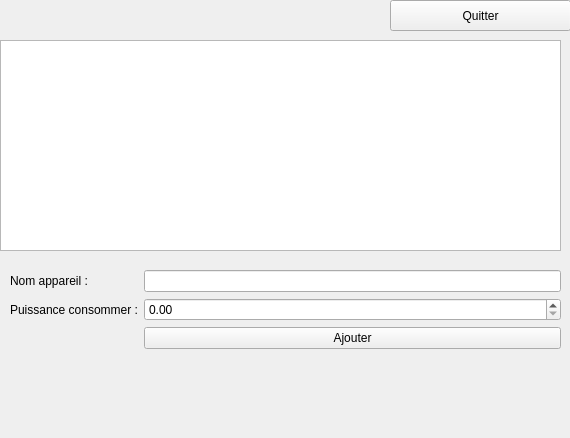
Before: the Qt Designer form app/ui/appareils/listeAppareils.ui in Valyfaliana/suiviPersoConsoElec, drawn with Qt 5.
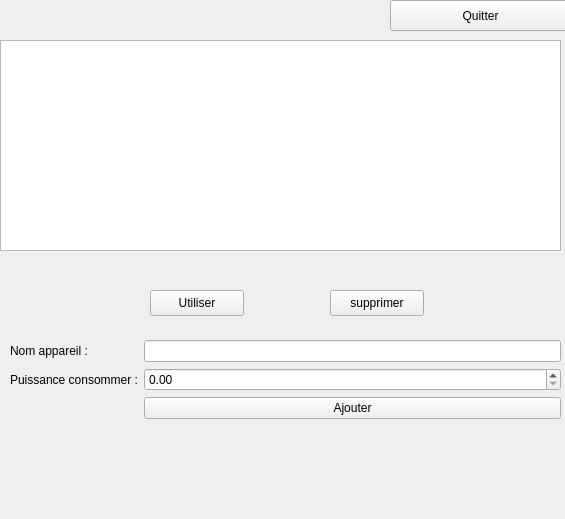
After: the same form once the commit is applied.

Commit message: [add] suppression appareils

Diff of the .ui file:
```diff
--- a/app/ui/appareils/listeAppareils.ui
+++ b/app/ui/appareils/listeAppareils.ui
@@ -6,8 +6,8 @@
    <rect>
     <x>0</x>
     <y>0</y>
-    <width>570</width>
-    <height>438</height>
+    <width>565</width>
+    <height>519</height>
    </rect>
   </property>
   <property name="windowTitle">
@@ -36,7 +36,7 @@
    <property name="geometry">
     <rect>
      <x>10</x>
-     <y>270</y>
+     <y>340</y>
      <width>551</width>
      <height>141</height>
     </rect>
@@ -94,6 +94,32 @@
     <string>Quitter</string>
    </property>
   </widget>
+  <widget class="QPushButton" name="btnSupprimer">
+   <property name="geometry">
+    <rect>
+     <x>330</x>
+     <y>290</y>
+     <width>94</width>
+     <height>26</height>
+    </rect>
+   </property>
+   <property name="text">
+    <string>supprimer</string>
+   </property>
+  </widget>
+  <widget class="QPushButton" name="btnUtiliser">
+   <property name="geometry">
+    <rect>
+     <x>150</x>
+     <y>290</y>
+     <width>94</width>
+     <height>26</height>
+    </rect>
+   </property>
+   <property name="text">
+    <string>Utiliser</string>
+   </property>
+  </widget>
  </widget>
  <resources/>
  <connections/>
```
Left out of the diff: 5 changed lines with no effect on the pictures. The commit also changes 4 other files.
